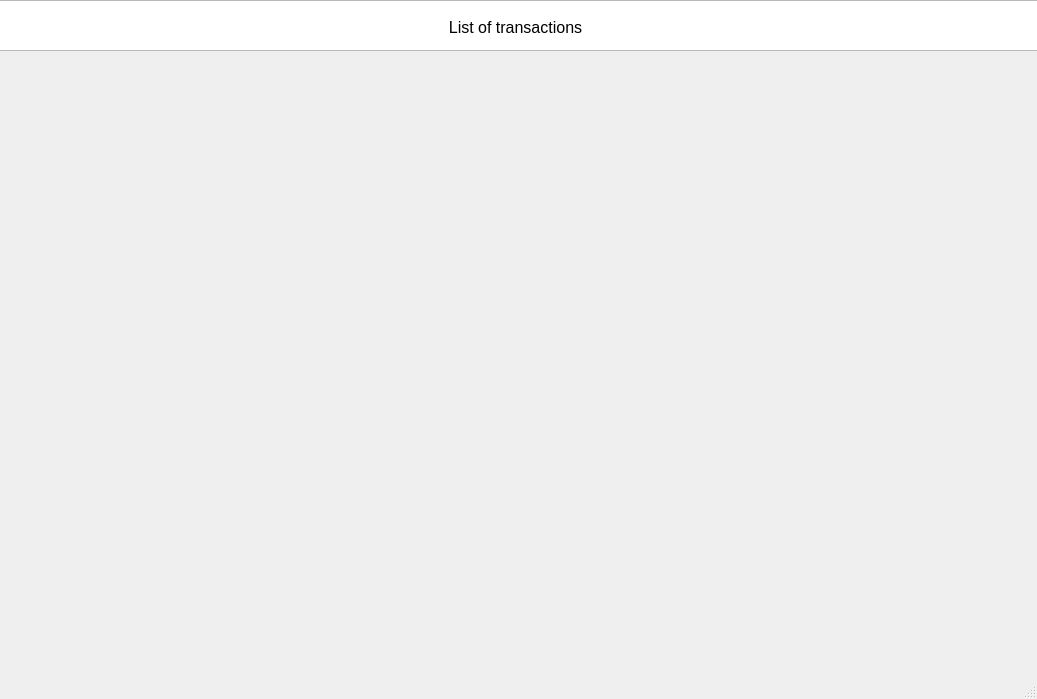
Syrkery/cost_accounting_system, file Main_window.ui: the form before one commit.
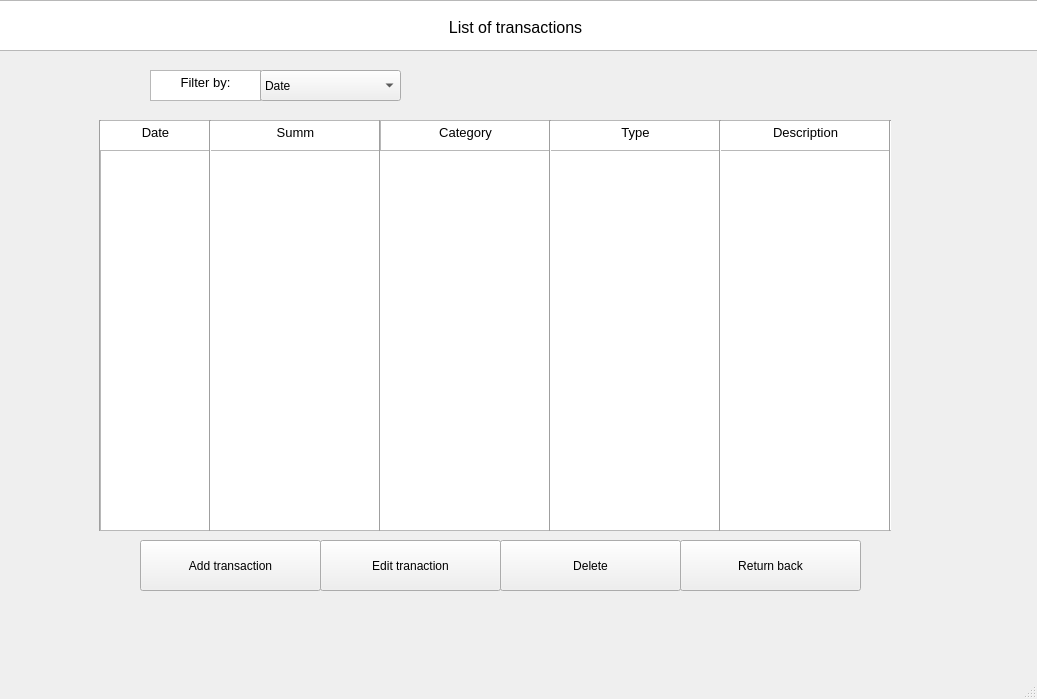
The form after the commit.

Commit message: +- сделал дизайн основного окна

Patch:
```diff
--- a/Main_window.ui
+++ b/Main_window.ui
@@ -32,6 +32,381 @@
 &lt;p align=&quot;center&quot; style=&quot; margin-top:0px; margin-bottom:0px; margin-left:0px; margin-right:0px; -qt-block-indent:0; text-indent:0px;&quot;&gt;&lt;span style=&quot; font-size:12pt;&quot;&gt;List of transactions&lt;/span&gt;&lt;/p&gt;&lt;/body&gt;&lt;/html&gt;</string>
     </property>
    </widget>
+   <widget class="QTextBrowser" name="textBrowser_2">
+    <property name="geometry">
+     <rect>
+      <x>100</x>
+      <y>120</y>
+      <width>111</width>
+      <height>31</height>
+     </rect>
+    </property>
+    <property name="verticalScrollBarPolicy">
+     <enum>Qt::ScrollBarAlwaysOff</enum>
+    </property>
+    <property name="html">
+     <string>&lt;!DOCTYPE HTML PUBLIC &quot;-//W3C//DTD HTML 4.0//EN&quot; &quot;http://www.w3.org/TR/REC-html40/strict.dtd&quot;&gt;
+&lt;html&gt;&lt;head&gt;&lt;meta name=&quot;qrichtext&quot; content=&quot;1&quot; /&gt;&lt;style type=&quot;text/css&quot;&gt;
+p, li { white-space: pre-wrap; }
+&lt;/style&gt;&lt;/head&gt;&lt;body style=&quot; font-family:'MS Shell Dlg 2'; font-size:8.25pt; font-weight:400; font-style:normal;&quot;&gt;
+&lt;p align=&quot;center&quot; style=&quot; margin-top:0px; margin-bottom:0px; margin-left:0px; margin-right:0px; -qt-block-indent:0; text-indent:0px;&quot;&gt;&lt;span style=&quot; font-size:10pt;&quot;&gt;Date&lt;/span&gt;&lt;/p&gt;
+&lt;p align=&quot;center&quot; style=&quot;-qt-paragraph-type:empty; margin-top:0px; margin-bottom:0px; margin-left:0px; margin-right:0px; -qt-block-indent:0; text-indent:0px;&quot;&gt;&lt;br /&gt;&lt;/p&gt;&lt;/body&gt;&lt;/html&gt;</string>
+    </property>
+   </widget>
+   <widget class="QTextBrowser" name="textBrowser_3">
+    <property name="geometry">
+     <rect>
+      <x>210</x>
+      <y>120</y>
+      <width>171</width>
+      <height>31</height>
+     </rect>
+    </property>
+    <property name="verticalScrollBarPolicy">
+     <enum>Qt::ScrollBarAlwaysOff</enum>
+    </property>
+    <property name="html">
+     <string>&lt;!DOCTYPE HTML PUBLIC &quot;-//W3C//DTD HTML 4.0//EN&quot; &quot;http://www.w3.org/TR/REC-html40/strict.dtd&quot;&gt;
+&lt;html&gt;&lt;head&gt;&lt;meta name=&quot;qrichtext&quot; content=&quot;1&quot; /&gt;&lt;style type=&quot;text/css&quot;&gt;
+p, li { white-space: pre-wrap; }
+&lt;/style&gt;&lt;/head&gt;&lt;body style=&quot; font-family:'MS Shell Dlg 2'; font-size:8.25pt; font-weight:400; font-style:normal;&quot;&gt;
+&lt;p align=&quot;center&quot; style=&quot; margin-top:0px; margin-bottom:0px; margin-left:0px; margin-right:0px; -qt-block-indent:0; text-indent:0px;&quot;&gt;&lt;span style=&quot; font-size:10pt;&quot;&gt;Summ&lt;/span&gt;&lt;/p&gt;
+&lt;p align=&quot;center&quot; style=&quot;-qt-paragraph-type:empty; margin-top:0px; margin-bottom:0px; margin-left:0px; margin-right:0px; -qt-block-indent:0; text-indent:0px; font-size:10pt;&quot;&gt;&lt;br /&gt;&lt;/p&gt;&lt;/body&gt;&lt;/html&gt;</string>
+    </property>
+   </widget>
+   <widget class="Line" name="line">
+    <property name="geometry">
+     <rect>
+      <x>200</x>
+      <y>120</y>
+      <width>20</width>
+      <height>411</height>
+     </rect>
+    </property>
+    <property name="orientation">
+     <enum>Qt::Vertical</enum>
+    </property>
+   </widget>
+   <widget class="Line" name="line_2">
+    <property name="geometry">
+     <rect>
+      <x>370</x>
+      <y>120</y>
+      <width>20</width>
+      <height>411</height>
+     </rect>
+    </property>
+    <property name="orientation">
+     <enum>Qt::Vertical</enum>
+    </property>
+   </widget>
+   <widget class="QTextBrowser" name="textBrowser_4">
+    <property name="geometry">
+     <rect>
+      <x>380</x>
+      <y>120</y>
+      <width>171</width>
+      <height>31</height>
+     </rect>
+    </property>
+    <property name="verticalScrollBarPolicy">
+     <enum>Qt::ScrollBarAlwaysOff</enum>
+    </property>
+    <property name="html">
+     <string>&lt;!DOCTYPE HTML PUBLIC &quot;-//W3C//DTD HTML 4.0//EN&quot; &quot;http://www.w3.org/TR/REC-html40/strict.dtd&quot;&gt;
+&lt;html&gt;&lt;head&gt;&lt;meta name=&quot;qrichtext&quot; content=&quot;1&quot; /&gt;&lt;style type=&quot;text/css&quot;&gt;
+p, li { white-space: pre-wrap; }
+&lt;/style&gt;&lt;/head&gt;&lt;body style=&quot; font-family:'MS Shell Dlg 2'; font-size:8.25pt; font-weight:400; font-style:normal;&quot;&gt;
+&lt;p align=&quot;center&quot; style=&quot; margin-top:0px; margin-bottom:0px; margin-left:0px; margin-right:0px; -qt-block-indent:0; text-indent:0px;&quot;&gt;&lt;span style=&quot; font-size:10pt;&quot;&gt;Category&lt;/span&gt;&lt;/p&gt;&lt;/body&gt;&lt;/html&gt;</string>
+    </property>
+   </widget>
+   <widget class="QTextBrowser" name="textBrowser_5">
+    <property name="geometry">
+     <rect>
+      <x>550</x>
+      <y>120</y>
+      <width>171</width>
+      <height>31</height>
+     </rect>
+    </property>
+    <property name="verticalScrollBarPolicy">
+     <enum>Qt::ScrollBarAlwaysOff</enum>
+    </property>
+    <property name="html">
+     <string>&lt;!DOCTYPE HTML PUBLIC &quot;-//W3C//DTD HTML 4.0//EN&quot; &quot;http://www.w3.org/TR/REC-html40/strict.dtd&quot;&gt;
+&lt;html&gt;&lt;head&gt;&lt;meta name=&quot;qrichtext&quot; content=&quot;1&quot; /&gt;&lt;style type=&quot;text/css&quot;&gt;
+p, li { white-space: pre-wrap; }
+&lt;/style&gt;&lt;/head&gt;&lt;body style=&quot; font-family:'MS Shell Dlg 2'; font-size:8.25pt; font-weight:400; font-style:normal;&quot;&gt;
+&lt;p align=&quot;center&quot; style=&quot; margin-top:0px; margin-bottom:0px; margin-left:0px; margin-right:0px; -qt-block-indent:0; text-indent:0px;&quot;&gt;&lt;span style=&quot; font-size:10pt;&quot;&gt;Type&lt;/span&gt;&lt;/p&gt;&lt;/body&gt;&lt;/html&gt;</string>
+    </property>
+   </widget>
+   <widget class="Line" name="line_3">
+    <property name="geometry">
+     <rect>
+      <x>540</x>
+      <y>120</y>
+      <width>20</width>
+      <height>411</height>
+     </rect>
+    </property>
+    <property name="orientation">
+     <enum>Qt::Vertical</enum>
+    </property>
+   </widget>
+   <widget class="QTextBrowser" name="textBrowser_6">
+    <property name="geometry">
+     <rect>
+      <x>720</x>
+      <y>120</y>
+      <width>171</width>
+      <height>31</height>
+     </rect>
+    </property>
+    <property name="verticalScrollBarPolicy">
+     <enum>Qt::ScrollBarAlwaysOff</enum>
+    </property>
+    <property name="html">
+     <string>&lt;!DOCTYPE HTML PUBLIC &quot;-//W3C//DTD HTML 4.0//EN&quot; &quot;http://www.w3.org/TR/REC-html40/strict.dtd&quot;&gt;
+&lt;html&gt;&lt;head&gt;&lt;meta name=&quot;qrichtext&quot; content=&quot;1&quot; /&gt;&lt;style type=&quot;text/css&quot;&gt;
+p, li { white-space: pre-wrap; }
+&lt;/style&gt;&lt;/head&gt;&lt;body style=&quot; font-family:'MS Shell Dlg 2'; font-size:8.25pt; font-weight:400; font-style:normal;&quot;&gt;
+&lt;p align=&quot;center&quot; style=&quot; margin-top:0px; margin-bottom:0px; margin-left:0px; margin-right:0px; -qt-block-indent:0; text-indent:0px;&quot;&gt;&lt;span style=&quot; font-size:10pt;&quot;&gt;Description&lt;/span&gt;&lt;/p&gt;
+&lt;p align=&quot;center&quot; style=&quot;-qt-paragraph-type:empty; margin-top:0px; margin-bottom:0px; margin-left:0px; margin-right:0px; -qt-block-indent:0; text-indent:0px; font-size:10pt;&quot;&gt;&lt;br /&gt;&lt;/p&gt;&lt;/body&gt;&lt;/html&gt;</string>
+    </property>
+   </widget>
+   <widget class="Line" name="line_4">
+    <property name="geometry">
+     <rect>
+      <x>710</x>
+      <y>120</y>
+      <width>20</width>
+      <height>411</height>
+     </rect>
+    </property>
+    <property name="orientation">
+     <enum>Qt::Vertical</enum>
+    </property>
+   </widget>
+   <widget class="Line" name="line_5">
+    <property name="geometry">
+     <rect>
+      <x>90</x>
+      <y>120</y>
+      <width>20</width>
+      <height>411</height>
+     </rect>
+    </property>
+    <property name="orientation">
+     <enum>Qt::Vertical</enum>
+    </property>
+   </widget>
+   <widget class="Line" name="line_6">
+    <property name="geometry">
+     <rect>
+      <x>880</x>
+      <y>120</y>
+      <width>20</width>
+      <height>411</height>
+     </rect>
+    </property>
+    <property name="orientation">
+     <enum>Qt::Vertical</enum>
+    </property>
+   </widget>
+   <widget class="Line" name="line_7">
+    <property name="geometry">
+     <rect>
+      <x>100</x>
+      <y>520</y>
+      <width>791</width>
+      <height>16</height>
+     </rect>
+    </property>
+    <property name="orientation">
+     <enum>Qt::Horizontal</enum>
+    </property>
+   </widget>
+   <widget class="QTextBrowser" name="textBrowser_7">
+    <property name="geometry">
+     <rect>
+      <x>150</x>
+      <y>70</y>
+      <width>111</width>
+      <height>31</height>
+     </rect>
+    </property>
+    <property name="verticalScrollBarPolicy">
+     <enum>Qt::ScrollBarAlwaysOff</enum>
+    </property>
+    <property name="html">
+     <string>&lt;!DOCTYPE HTML PUBLIC &quot;-//W3C//DTD HTML 4.0//EN&quot; &quot;http://www.w3.org/TR/REC-html40/strict.dtd&quot;&gt;
+&lt;html&gt;&lt;head&gt;&lt;meta name=&quot;qrichtext&quot; content=&quot;1&quot; /&gt;&lt;style type=&quot;text/css&quot;&gt;
+p, li { white-space: pre-wrap; }
+&lt;/style&gt;&lt;/head&gt;&lt;body style=&quot; font-family:'MS Shell Dlg 2'; font-size:8.25pt; font-weight:400; font-style:normal;&quot;&gt;
+&lt;p align=&quot;center&quot; style=&quot; margin-top:0px; margin-bottom:0px; margin-left:0px; margin-right:0px; -qt-block-indent:0; text-indent:0px;&quot;&gt;&lt;span style=&quot; font-size:10pt;&quot;&gt;Filter by:&lt;/span&gt;&lt;/p&gt;&lt;/body&gt;&lt;/html&gt;</string>
+    </property>
+   </widget>
+   <widget class="QComboBox" name="filter">
+    <property name="geometry">
+     <rect>
+      <x>260</x>
+      <y>70</y>
+      <width>141</width>
+      <height>31</height>
+     </rect>
+    </property>
+    <item>
+     <property name="text">
+      <string>Date</string>
+     </property>
+    </item>
+    <item>
+     <property name="text">
+      <string>Summ(more to less)</string>
+     </property>
+    </item>
+    <item>
+     <property name="text">
+      <string>Summ(less to more)</string>
+     </property>
+    </item>
+    <item>
+     <property name="text">
+      <string>Category(alphabet)</string>
+     </property>
+    </item>
+    <item>
+     <property name="text">
+      <string>Type</string>
+     </property>
+    </item>
+   </widget>
+   <widget class="QPushButton" name="add_transaction">
+    <property name="geometry">
+     <rect>
+      <x>140</x>
+      <y>540</y>
+      <width>181</width>
+      <height>51</height>
+     </rect>
+    </property>
+    <property name="text">
+     <string>Add transaction</string>
+    </property>
+   </widget>
+   <widget class="QPushButton" name="pushButton_3">
+    <property name="geometry">
+     <rect>
+      <x>320</x>
+      <y>540</y>
+      <width>181</width>
+      <height>51</height>
+     </rect>
+    </property>
+    <property name="text">
+     <string>Edit tranaction</string>
+    </property>
+   </widget>
+   <widget class="QPushButton" name="pushButton">
+    <property name="geometry">
+     <rect>
+      <x>500</x>
+      <y>540</y>
+      <width>181</width>
+      <height>51</height>
+     </rect>
+    </property>
+    <property name="text">
+     <string>Delete</string>
+    </property>
+   </widget>
+   <widget class="QPushButton" name="pushButton_2">
+    <property name="geometry">
+     <rect>
+      <x>680</x>
+      <y>540</y>
+      <width>181</width>
+      <height>51</height>
+     </rect>
+    </property>
+    <property name="text">
+     <string>Return back</string>
+    </property>
+   </widget>
+   <widget class="QTextBrowser" name="DATE">
+    <property name="geometry">
+     <rect>
+      <x>100</x>
+      <y>150</y>
+      <width>111</width>
+      <height>381</height>
+     </rect>
+    </property>
+   </widget>
+   <widget class="QTextBrowser" name="SUMM">
+    <property name="geometry">
+     <rect>
+      <x>210</x>
+      <y>150</y>
+      <width>171</width>
+      <height>381</height>
+     </rect>
+    </property>
+   </widget>
+   <widget class="QTextBrowser" name="CATEGORY">
+    <property name="geometry">
+     <rect>
+      <x>380</x>
+      <y>150</y>
+      <width>171</width>
+      <height>381</height>
+     </rect>
+    </property>
+   </widget>
+   <widget class="QTextBrowser" name="TYPE">
+    <property name="geometry">
+     <rect>
+      <x>550</x>
+      <y>150</y>
+      <width>171</width>
+      <height>381</height>
+     </rect>
+    </property>
+   </widget>
+   <widget class="QTextBrowser" name="DESCRIPTION">
+    <property name="geometry">
+     <rect>
+      <x>720</x>
+      <y>150</y>
+      <width>171</width>
+      <height>381</height>
+     </rect>
+    </property>
+   </widget>
+   <zorder>line_7</zorder>
+   <zorder>DESCRIPTION</zorder>
+   <zorder>TYPE</zorder>
+   <zorder>CATEGORY</zorder>
+   <zorder>SUMM</zorder>
+   <zorder>textBrowser</zorder>
+   <zorder>textBrowser_2</zorder>
+   <zorder>textBrowser_3</zorder>
+   <zorder>line_2</zorder>
+   <zorder>textBrowser_4</zorder>
+   <zorder>textBrowser_5</zorder>
+   <zorder>line_3</zorder>
+   <zorder>textBrowser_6</zorder>
+   <zorder>line_4</zorder>
+   <zorder>line_5</zorder>
+   <zorder>line_6</zorder>
+   <zorder>textBrowser_7</zorder>
+   <zorder>filter</zorder>
+   <zorder>add_transaction</zorder>
+   <zorder>pushButton_3</zorder>
+   <zorder>pushButton</zorder>
+   <zorder>pushButton_2</zorder>
+   <zorder>DATE</zorder>
+   <zorder>line</zorder>
   </widget>
   <widget class="QMenuBar" name="menubar">
    <property name="geometry">
```
